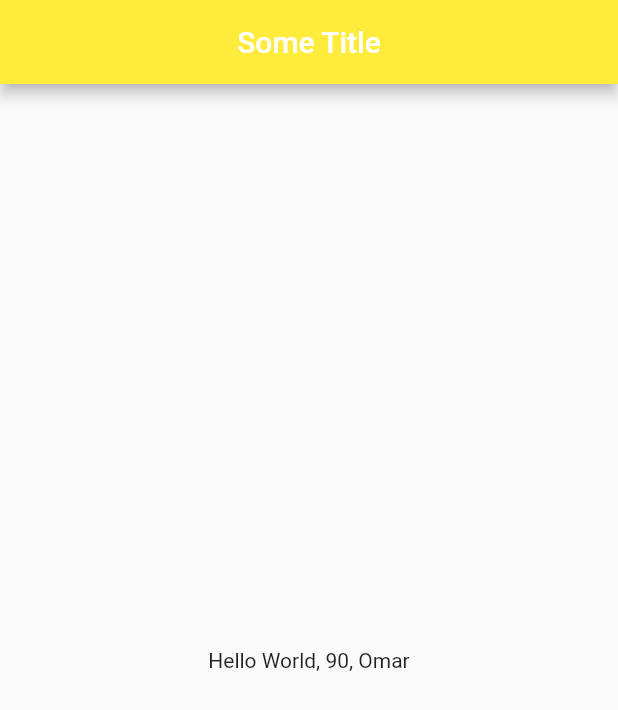
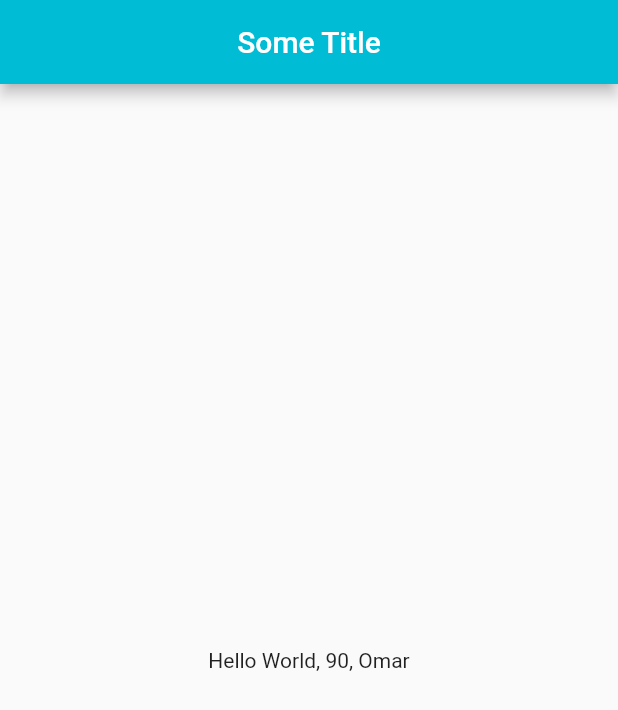
Before and after one commit to OmarZiauddin/flutter-basics, a Flutter app: the screen it shows after launch, on a phone screen of 412 x 824 dp. Shown: the top 710 px of the screen. Run offline on Flutter 3.47's test engine with Material 2 defaults, Android fonts, the phone set to English and light mode, and no system bars.

Commit message:
few changes

```diff
--- a/lib/main.dart
+++ b/lib/main.dart
@@ -1,4 +1,4 @@
-import 'package:demo/homepage.dart';
+import 'package:demo/pages/homepage.dart';
 import 'package:flutter/material.dart';
 
 void main() {
--- a/lib/homepage.dart
+++ b/lib/pages/homepage.dart
@@ -14,7 +14,7 @@ class HomePage extends StatelessWidget {
           "Some Title",
         ),
         centerTitle: true,
-        backgroundColor: Colors.yellow,
+        backgroundColor: Colors.cyan,
       ),
       body: Center(
         child: Container(
```
